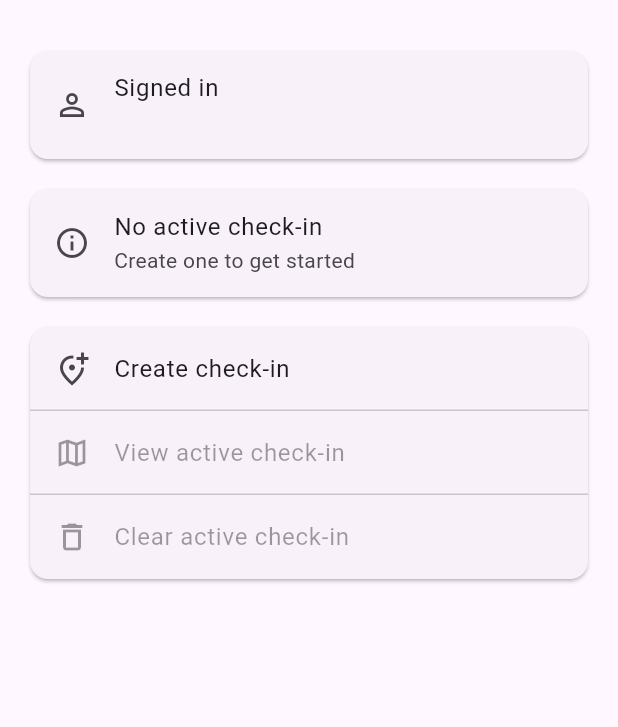
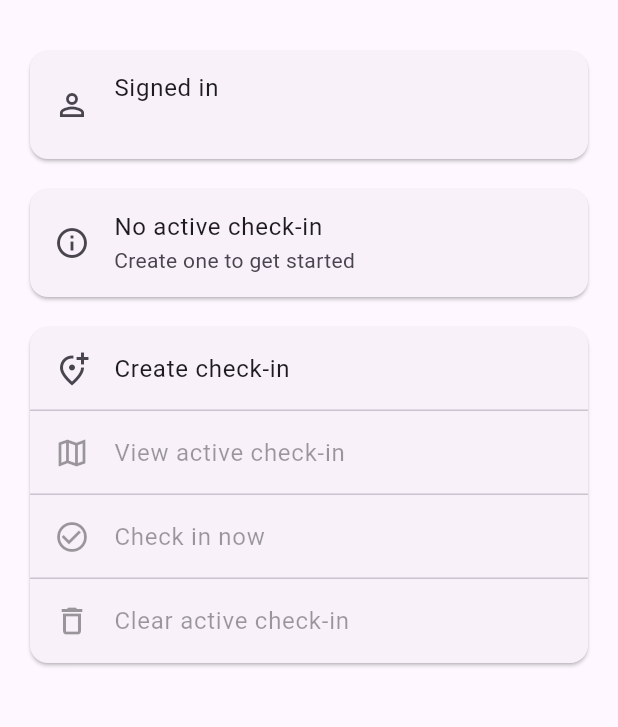
Before and after one commit to toufiqism/Check-in-Point, a Flutter app: the screen it shows once a user with an empty profile is signed in, on a phone screen of 412 x 824 dp, the part 63-790 px from its top. Run offline on Flutter 3.47's test engine with Material 3 defaults, Android fonts, the phone set to English and light mode, and no system bars; our stand-ins replace cloud_firestore, firebase_auth, firebase_core, geolocator, google_maps_flutter; accounts and stored records are empty.

Commit message:
feat: Implement proximity check-in functionality
This commit introduces the ability for users to attempt a check-in. The app verifies if the user's current location is within the radius of their active check-in point.

Key changes:
- **Proximity Check Logic:**
    - Added `attemptCheckIn()` in `CheckInProvider` to:
        - Fetch the user's current GPS location using `geolocator`.
        - Calculate the distance to the active check-in point.
        - Determine if the user is within the specified radius.
    - Created `CheckInAttemptResult` model to encapsulate the outcome (success/failure) and relevant messages/distance.
- **Location Helper:**
    - Introduced `LocationHelper` utility for centralized location permission handling and fetching the current position.
- **UI Enhancements:**
    - `CheckInViewScreen`: Added a "Check in" button. Upon tapping, it attempts check-in and displays a dialog with the result (success or "Not in range" with distance).
    - `HomeScreen`:
        - Added a "Check in now" action to the active check-in point card.
        - Added a "Check in now" list tile option.
        - Both actions trigger the check-in attempt and show a result dialog.
- **Dialogs:**
    - Integrated `showMessageDialog` (from `lib/utils/dialogs.dart`) to provide feedback to the user after a check-in attempt.
- **Documentation:**
    - Updated `README.md` to describe the new "Check-in nearby" feature, including the flow, relevant files, and platform-specific notes for testing.
- **Project Configuration:**
    - Added `android/check_in_point_android.iml` to `.idea/modules.xml`.

```diff
--- /dev/null
+++ b/lib/models/check_in_attempt_result.dart
@@ -0,0 +1,29 @@
+class CheckInAttemptResult {
+  CheckInAttemptResult({
+    required this.success,
+    required this.message,
+    this.distanceMeters,
+  });
+
+  final bool success;
+  final String message;
+  final double? distanceMeters;
+
+  factory CheckInAttemptResult.success({
+    required String message,
+    double? distanceMeters,
+  }) => CheckInAttemptResult(
+        success: true,
+        message: message,
+        distanceMeters: distanceMeters,
+      );
+
+  factory CheckInAttemptResult.failure({
+    required String message,
+    double? distanceMeters,
+  }) => CheckInAttemptResult(
+        success: false,
+        message: message,
+        distanceMeters: distanceMeters,
+      );
+}
--- a/lib/screens/home_screen.dart
+++ b/lib/screens/home_screen.dart
@@ -5,6 +5,7 @@ import 'package:check_in_point/screens/check_in_create_screen.dart';
 import 'package:check_in_point/screens/check_in_view_screen.dart';
 import 'package:provider/provider.dart';
 import 'package:check_in_point/providers/check_in_provider.dart';
+import 'package:check_in_point/utils/dialogs.dart';
 
 class HomeScreen extends StatelessWidget {
   const HomeScreen({super.key});
@@ -47,7 +48,25 @@ class HomeScreen extends StatelessWidget {
                     subtitle: Text(
                         'Lat: ${active.latitude.toStringAsFixed(5)}, Lng: ${active.longitude.toStringAsFixed(5)}\nRadius: ${active.radiusMeters} m'),
                     isThreeLine: true,
-                    trailing: IconButton(
+                    trailing: Row(
+                      mainAxisSize: MainAxisSize.min,
+                      children: [
+                        IconButton(
+                          tooltip: 'Check in',
+                          icon: const Icon(Icons.check_circle_outline),
+                          onPressed: () async {
+                            final result = await context.read<CheckInProvider>().attemptCheckIn();
+                            if (!context.mounted) return;
+                            await showMessageDialog(
+                              context: context,
+                              title: result.success ? 'Success' : 'Not in range',
+                              message: result.distanceMeters == null
+                                  ? result.message
+                                  : '${result.message}\nDistance: ${result.distanceMeters!.toStringAsFixed(1)} m',
+                            );
+                          },
+                        ),
+                        IconButton(
                           tooltip: 'View',
                           icon: const Icon(Icons.map_outlined),
                           onPressed: () {
@@ -55,6 +74,8 @@ class HomeScreen extends StatelessWidget {
                               MaterialPageRoute(builder: (_) => const CheckInViewScreen()),
                             );
                           },
+                        ),
+                      ],
                     ),
                   ),
                 )
@@ -94,6 +115,25 @@ class HomeScreen extends StatelessWidget {
                     ),
                     const Divider(height: 0),
                     ListTile(
+                      leading: const Icon(Icons.check_circle_outline),
+                      title: const Text('Check in now'),
+                      enabled: active != null,
+                      onTap: active == null
+                          ? null
+                          : () async {
+                              final result = await context.read<CheckInProvider>().attemptCheckIn();
+                              if (!context.mounted) return;
+                              await showMessageDialog(
+                                context: context,
+                                title: result.success ? 'Success' : 'Not in range',
+                                message: result.distanceMeters == null
+                                    ? result.message
+                                    : '${result.message}\nDistance: ${result.distanceMeters!.toStringAsFixed(1)} m',
+                              );
+                            },
+                    ),
+                    const Divider(height: 0),
+                    ListTile(
                       leading: const Icon(Icons.delete_outline),
                       title: const Text('Clear active check-in'),
                       enabled: active != null,
```
Also changed, not shown: lib/providers/check_in_provider.dart (+32 -0 lines), lib/screens/check_in_view_screen.dart (+19 -0 lines), lib/utils/location_helper.dart (added, +21 -0 lines), 2 other files. Lines whose indentation alone changed are shown as unchanged.
